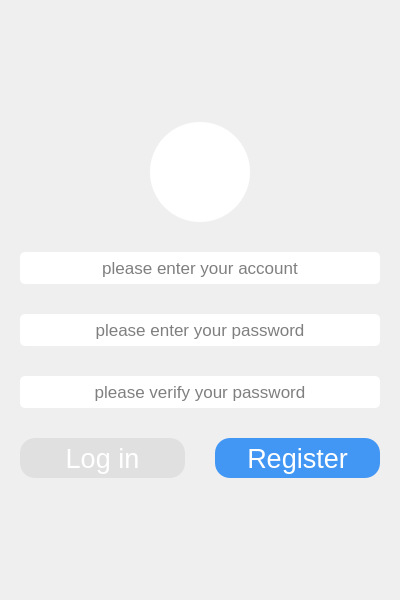
Haiyang-Wu/Chat_Room, file client/ui/login.ui: the form before one commit.
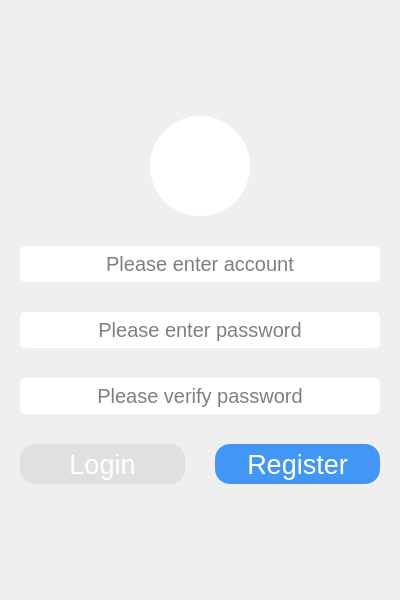
The form after the commit. The open tabs and pages were chosen to show the change. Icons and pictures are not drawn.

Diff of the .ui file:
```diff
--- a/client/ui/login.ui
+++ b/client/ui/login.ui
@@ -132,10 +132,10 @@
           </widget>
          </item>
          <item>
-          <widget class="QLineEdit" name="lineEdit_3">
+          <widget class="QLineEdit" name="lineEdit_2">
            <property name="font">
             <font>
-             <pointsize>13</pointsize>
+             <pointsize>15</pointsize>
             </font>
            </property>
            <property name="styleSheet">
@@ -147,7 +147,7 @@
             <set>Qt::AlignCenter</set>
            </property>
            <property name="placeholderText">
-            <string>please enter your password</string>
+            <string>Please enter password</string>
            </property>
           </widget>
          </item>
@@ -347,23 +347,46 @@
            </item>
           </layout>
          </item>
+         <item>
+          <widget class="QLineEdit" name="lineEdit_3">
+           <property name="font">
+            <font>
+             <pointsize>15</pointsize>
+            </font>
+           </property>
+           <property name="styleSheet">
+            <string notr="true">border-radius:5px;
+background-color: rgb(255, 255, 255);
+padding:5px;</string>
+           </property>
+           <property name="alignment">
+            <set>Qt::AlignCenter</set>
+           </property>
+           <property name="placeholderText">
+            <string>Please enter account</string>
+           </property>
+          </widget>
+         </item>
          <item>
           <widget class="QLineEdit" name="lineEdit_4">
            <property name="font">
             <font>
-             <pointsize>13</pointsize>
+             <pointsize>15</pointsize>
             </font>
            </property>
            <property name="styleSheet">
             <string notr="true">border-radius: 5px;
 background-color: rgb(255, 255, 255);
-padding: 5px;</string>
+padding:5px;</string>
+           </property>
+           <property name="echoMode">
+            <enum>QLineEdit::Password</enum>
            </property>
            <property name="alignment">
             <set>Qt::AlignCenter</set>
            </property>
            <property name="placeholderText">
-            <string>please enter your account</string>
+            <string>Please enter password</string>
            </property>
           </widget>
          </item>
@@ -371,7 +394,7 @@
           <widget class="QLineEdit" name="lineEdit_5">
            <property name="font">
             <font>
-             <pointsize>13</pointsize>
+             <pointsize>15</pointsize>
             </font>
            </property>
            <property name="styleSheet">
@@ -379,31 +402,14 @@
 background-color: rgb(255, 255, 255);
 padding: 5px;</string>
            </property>
-           <property name="alignment">
-            <set>Qt::AlignCenter</set>
+           <property name="echoMode">
+            <enum>QLineEdit::Password</enum>
            </property>
-           <property name="placeholderText">
-            <string>please enter your password</string>
-           </property>
-          </widget>
-         </item>
-         <item>
-          <widget class="QLineEdit" name="lineEdit_6">
-           <property name="font">
-            <font>
-             <pointsize>13</pointsize>
-            </font>
-           </property>
-           <property name="styleSheet">
-            <string notr="true">border-radius: 5px;
-background-color: rgb(255, 255, 255);
-padding: 5px;</string>
-           </property>
            <property name="alignment">
             <set>Qt::AlignCenter</set>
            </property>
            <property name="placeholderText">
-            <string>please verify your password</string>
+            <string>Please verify password</string>
            </property>
           </widget>
          </item>
@@ -437,7 +443,7 @@
 </string>
              </property>
              <property name="text">
-              <string>Log in</string>
+              <string>Login</string>
              </property>
             </widget>
            </item>
```
Left out of the diff: 249 changed lines with no effect on the pictures.
